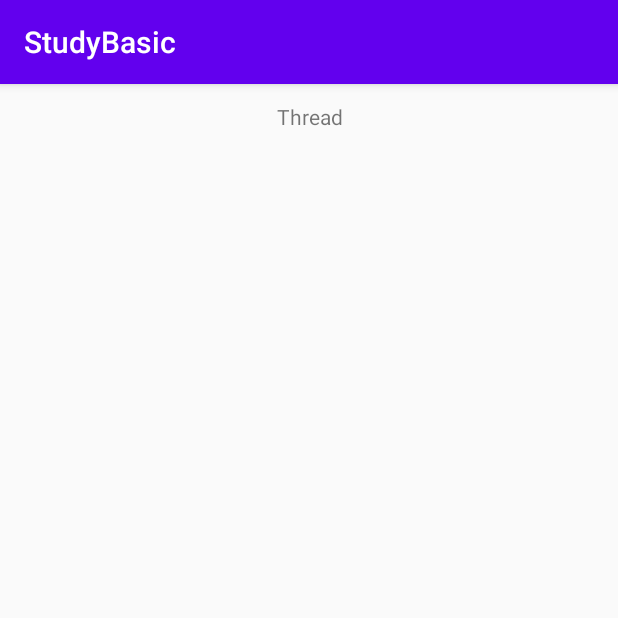
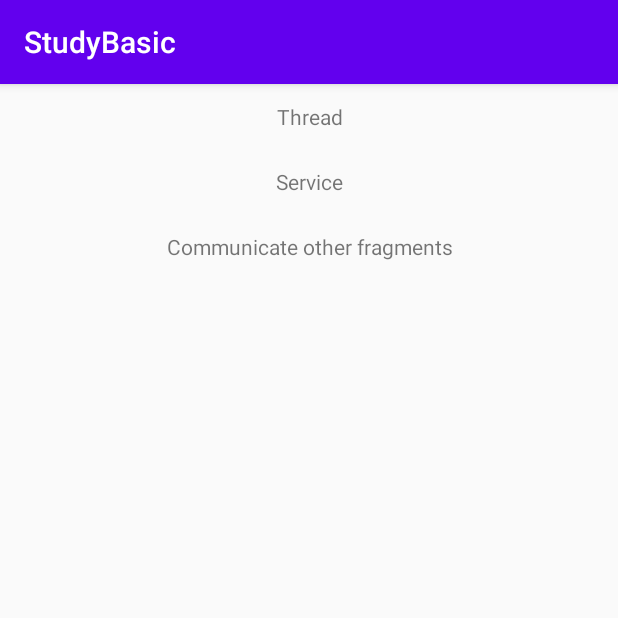
Before and after one commit to KennethSS/andorid-study-basic, an Android app: the screen it shows after launch (MainActivity), on a phone screen of 412 x 824 dp, the top half of it. Run offline under Robolectric (Android 15) with nearby library versions, the phone set to English and light mode, and no system bars.

Commit message:
Add Service

```diff
--- a/app/src/main/AndroidManifest.xml
+++ b/app/src/main/AndroidManifest.xml
@@ -20,6 +20,10 @@
             </intent-filter>
         </activity>
         <activity android:name=".thread.ThreadActivity"/>
+        <activity android:name=".service.ServiceActivity"/>
+
+        <service android:name=".service.LocalService"/>
+
     </application>
 
 </manifest>
--- a/app/src/main/java/com/solar/studybasic/MainActivity.kt
+++ b/app/src/main/java/com/solar/studybasic/MainActivity.kt
@@ -1,12 +1,15 @@
 package com.solar.studybasic
 
+import android.app.Fragment
 import android.content.Intent
 import androidx.appcompat.app.AppCompatActivity
 import android.os.Bundle
+import com.solar.studybasic.service.ServiceActivity
 import com.solar.studybasic.thread.ThreadActivity
 import kotlinx.android.synthetic.main.activity_main.*
 
 class MainActivity : AppCompatActivity() {
+
     override fun onCreate(savedInstanceState: Bundle?) {
         super.onCreate(savedInstanceState)
         setContentView(R.layout.activity_main)
@@ -14,5 +17,9 @@ class MainActivity : AppCompatActivity() {
         thread_activity.setOnClickListener {
             startActivity(Intent(it.context, ThreadActivity::class.java))
         }
+
+        service_activity.setOnClickListener {
+            startActivity(Intent(it.context, ServiceActivity::class.java))
+        }
     }
 }
--- a/app/src/main/res/layout/activity_main.xml
+++ b/app/src/main/res/layout/activity_main.xml
@@ -5,13 +5,30 @@
     xmlns:tools="http://schemas.android.com/tools"
     android:layout_width="match_parent"
     android:layout_height="match_parent"
+    android:orientation="vertical"
     tools:context=".MainActivity">
 
-    <TextView
+    <androidx.appcompat.widget.AppCompatTextView
         android:id="@+id/thread_activity"
         android:layout_width="match_parent"
         android:layout_height="wrap_content"
         android:gravity="center"
         android:padding="12dp"
         android:text="Thread" />
+
+    <androidx.appcompat.widget.AppCompatTextView
+        android:id="@+id/service_activity"
+        android:layout_width="match_parent"
+        android:layout_height="wrap_content"
+        android:gravity="center"
+        android:padding="12dp"
+        android:text="Service" />
+
+    <androidx.appcompat.widget.AppCompatTextView
+        android:id="@+id/share_fragment_activity"
+        android:layout_width="match_parent"
+        android:layout_height="wrap_content"
+        android:gravity="center"
+        android:padding="12dp"
+        android:text="Communicate other fragments" />
 </LinearLayout>
```
Also changed, not shown: app/src/main/java/com/solar/studybasic/fragment/HeadlineFragment.kt (added, +21 -0 lines), app/src/main/java/com/solar/studybasic/kotlin/LazyInitialization.kt (added, +15 -0 lines), app/src/main/java/com/solar/studybasic/kotlin/SampleActivity.kt (added, +17 -0 lines), app/src/main/java/com/solar/studybasic/kotlin/Study.kt (added, +17 -0 lines), app/src/main/java/com/solar/studybasic/service/LocalService.kt (added, +23 -0 lines), app/src/main/java/com/solar/studybasic/service/ServiceActivity.kt (added, +60 -0 lines), app/src/main/res/layout/activity_sample.xml (added, +11 -0 lines), app/src/main/res/layout/activity_service.xml (added, +14 -0 lines).
